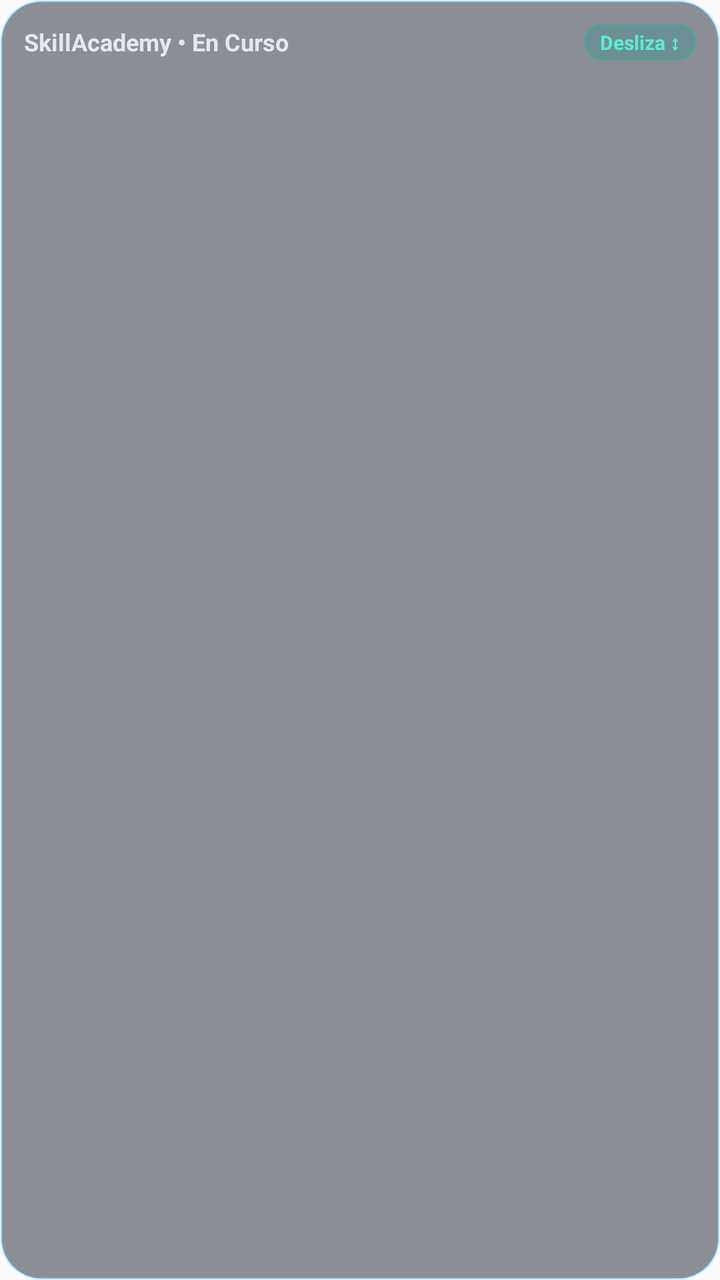
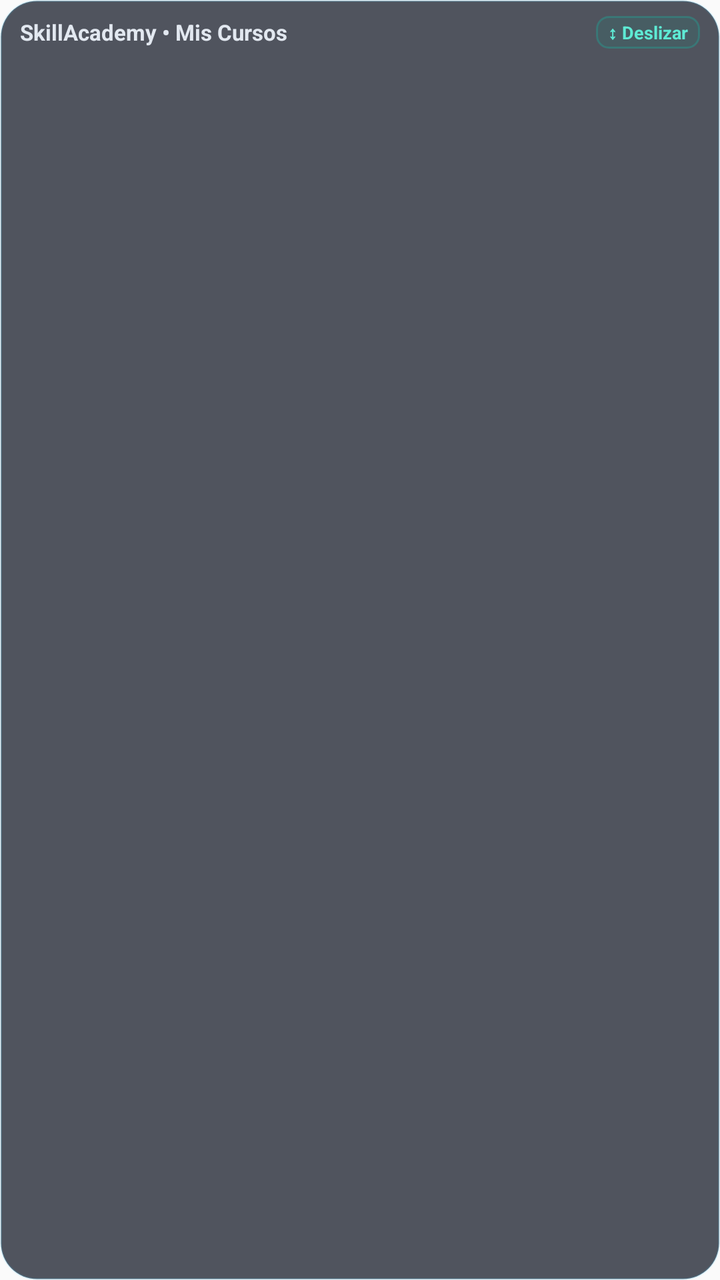

Two renders of the same Android screen: before a commit and after it. Below are the layout's source before the change and the commit's diff.
<!-- AndroidManifest.xml: application theme android:Theme.Material.Light.NoActionBar -->
<!-- res/layout/widget_pending_courses_stack.xml -->
<?xml version="1.0" encoding="utf-8"?>
<LinearLayout xmlns:android="http://schemas.android.com/apk/res/android"
    android:id="@+id/widget_root"
    android:layout_width="match_parent"
    android:layout_height="match_parent"
    android:background="@drawable/widget_transparent_bg"
    android:orientation="vertical"
    android:padding="12dp">

    
    <LinearLayout
        android:layout_width="match_parent"
        android:layout_height="wrap_content"
        android:gravity="center_vertical"
        android:orientation="horizontal"
        android:paddingBottom="8dp">

        <TextView
            android:layout_width="0dp"
            android:layout_height="wrap_content"
            android:layout_weight="1"
            android:text="SkillAcademy • En Curso"
            android:textColor="#E2E8F0"
            android:textSize="12sp"
            android:textStyle="bold" />

        <TextView
            android:layout_width="wrap_content"
            android:layout_height="wrap_content"
            android:background="@drawable/widget_badge_bg"
            android:paddingHorizontal="8dp"
            android:paddingVertical="2dp"
            android:text="Desliza ↕"
            android:textColor="#5EEAD4"
            android:textSize="10sp"
            android:textStyle="bold" />
    </LinearLayout>

    
    <FrameLayout
        android:layout_width="match_parent"
        android:layout_height="0dp"
        android:layout_weight="1">

        <StackView
            android:id="@+id/widget_stack_view"
            android:layout_width="match_parent"
            android:layout_height="match_parent"
            android:animateFirstView="true"
            android:loopViews="true" />

        
        <TextView
            android:id="@+id/widget_empty_view"
            android:layout_width="match_parent"
            android:layout_height="match_parent"
            android:gravity="center"
            android:text="¡Estás al día!\nNo tienes cursos pendientes."
            android:textColor="#94A3B8"
            android:textSize="13sp"
            android:visibility="gone" />
    </FrameLayout>

</LinearLayout>
<!-- resources referenced by this layout -->
<resources>
  <!-- drawable widget_badge_bg (drawable) -->
  <?xml version="1.0" encoding="utf-8"?>
  <shape xmlns:android="http://schemas.android.com/apk/res/android"
      android:shape="rectangle">
      <solid android:color="#400D9488" />
      <corners android:radius="8dp" />
      <stroke
          android:width="1dp"
          android:color="#6014B8A6" />
  </shape>
  <!-- drawable widget_transparent_bg (drawable) -->
  <?xml version="1.0" encoding="utf-8"?>
  <shape xmlns:android="http://schemas.android.com/apk/res/android"
      android:shape="rectangle">
      
      <solid android:color="#750A0F1D" />
      <corners android:radius="20dp" />
      <stroke
          android:width="1.5dp"
          android:color="#3538BDF8" />
  </shape>
</resources>

<!-- the commit's change to res/layout/widget_pending_courses_stack.xml (unified diff, before → after) -->
@@ -5,7 +5,8 @@
     android:layout_height="match_parent"
     android:background="@drawable/widget_transparent_bg"
     android:orientation="vertical"
-    android:padding="12dp">
+    android:paddingHorizontal="10dp"
+    android:paddingVertical="8dp">
 
     
     <LinearLayout
@@ -13,26 +14,26 @@
         android:layout_height="wrap_content"
         android:gravity="center_vertical"
         android:orientation="horizontal"
-        android:paddingBottom="8dp">
+        android:paddingBottom="4dp">
 
         <TextView
             android:layout_width="0dp"
             android:layout_height="wrap_content"
             android:layout_weight="1"
-            android:text="SkillAcademy • En Curso"
+            android:text="SkillAcademy • Mis Cursos"
             android:textColor="#E2E8F0"
-            android:textSize="12sp"
+            android:textSize="11sp"
             android:textStyle="bold" />
 
         <TextView
             android:layout_width="wrap_content"
             android:layout_height="wrap_content"
             android:background="@drawable/widget_badge_bg"
-            android:paddingHorizontal="8dp"
+            android:paddingHorizontal="6dp"
             android:paddingVertical="2dp"
-            android:text="Desliza ↕"
+            android:text="↕ Deslizar"
             android:textColor="#5EEAD4"
-            android:textSize="10sp"
+            android:textSize="9sp"
             android:textStyle="bold" />
     </LinearLayout>
 
@@ -57,7 +58,7 @@
             android:gravity="center"
             android:text="¡Estás al día!\nNo tienes cursos pendientes."
             android:textColor="#94A3B8"
-            android:textSize="13sp"
+            android:textSize="12sp"
             android:visibility="gone" />
     </FrameLayout>
 
<!-- resource entries referenced after the edit -->
@@ -4,22 +4,23 @@
   <?xml version="1.0" encoding="utf-8"?>
   <shape xmlns:android="http://schemas.android.com/apk/res/android"
       android:shape="rectangle">
-      <solid android:color="#400D9488" />
-      <corners android:radius="8dp" />
+      
+      <solid android:color="#200D9488" />
+      <corners android:radius="6dp" />
       <stroke
           android:width="1dp"
-          android:color="#6014B8A6" />
+          android:color="#5014B8A6" />
   </shape>
   <!-- drawable widget_transparent_bg (drawable) -->
   <?xml version="1.0" encoding="utf-8"?>
   <shape xmlns:android="http://schemas.android.com/apk/res/android"
       android:shape="rectangle">
       
-      <solid android:color="#750A0F1D" />
-      <corners android:radius="20dp" />
+      <solid android:color="#B3090F1D" />
+      <corners android:radius="18dp" />
       <stroke
-          android:width="1.5dp"
-          android:color="#3538BDF8" />
+          android:width="1dp"
+          android:color="#2538BDF8" />
   </shape>
 </resources>
 
